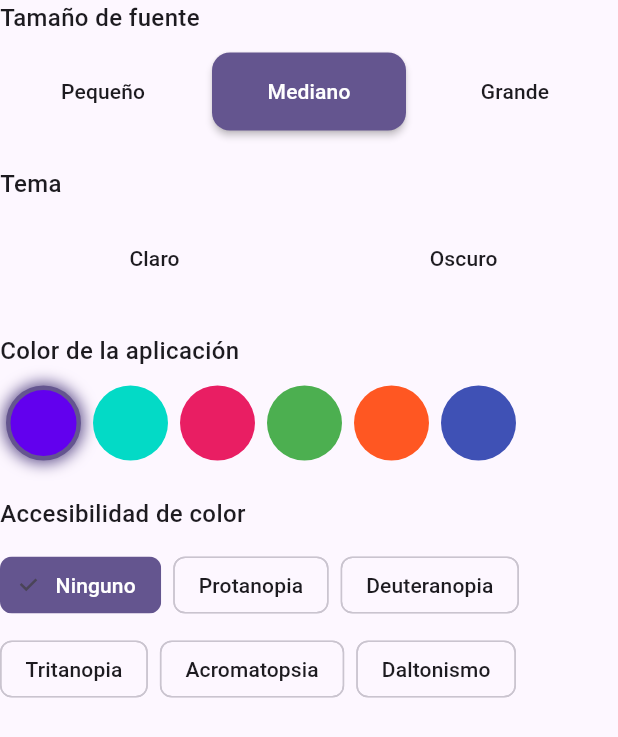
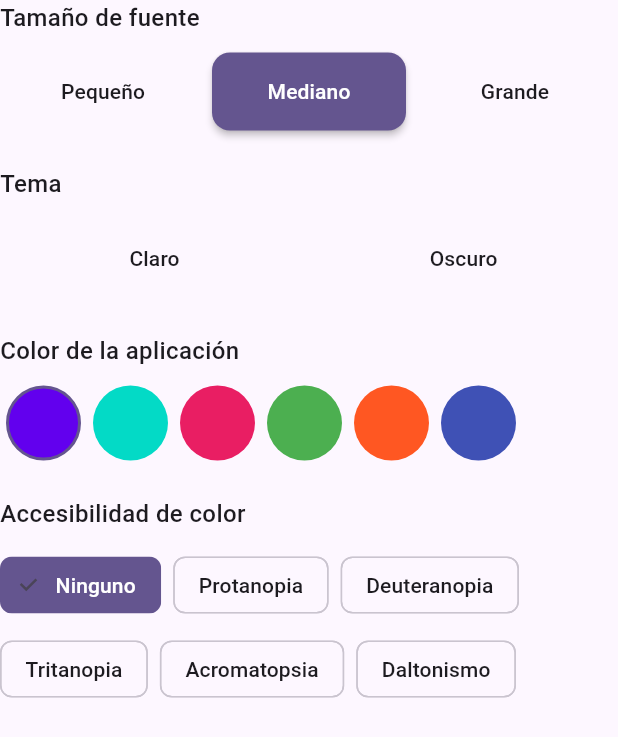
Before and after one commit to HectorZL/journal-notes, a Flutter app: the AccessibilitySettingsWidget widget shown alone on an empty page, opened directly, on a phone screen of 412 x 824 dp. Shown: the top 737 px of the screen. Run offline on Flutter 3.47's test engine with Material 3 defaults, Android fonts, the phone set to English and light mode, and no system bars; our stand-ins replace email_validator, flutter_riverpod, flutter_secure_storage, flutter_staggered_animations, google_fonts, shared_preferences and 2 more; accounts and stored records are empty.

Commit message:
<fix>[color selection in the accesibily setting]: <description>
[optional body]

[optional footer(s)]

```diff
--- a/lib/ui/widgets/accessibility_settings_widget.dart
+++ b/lib/ui/widgets/accessibility_settings_widget.dart
@@ -131,16 +131,8 @@ class AccessibilitySettingsWidget extends ConsumerWidget {
                       color: isSelected
                           ? theme.colorScheme.primary
                           : Colors.transparent,
-                      width: 3,
+                      width: 2,
                     ),
-                    boxShadow: [
-                      if (isSelected)
-                        BoxShadow(
-                          color: theme.colorScheme.primary.withValues(alpha: 128),
-                          blurRadius: 8,
-                          spreadRadius: 2,
-                        ),
-                    ],
                   ),
                 ),
               );
```
